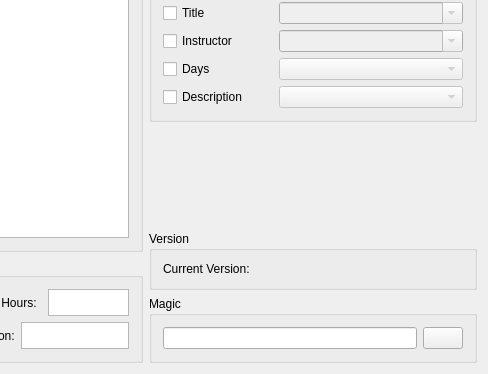
Old version of the form mainwindow.ui in the repository XuZhen86/FloridaTechCourseList; both pictures show x 792 to 1280 and y 346 to 720 of the 1280 by 720 pixel window.
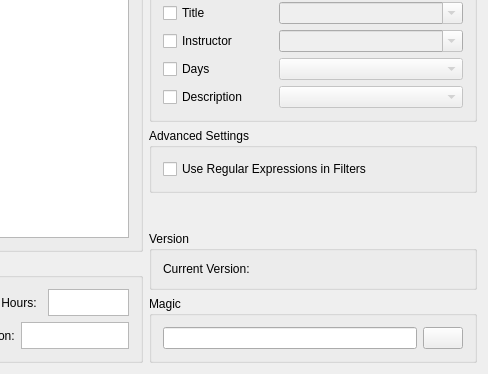
New version of the form.

Commit message: Add option to use regular expression in filters

The edit to the form file:
```diff
--- a/mainwindow.ui
+++ b/mainwindow.ui
@@ -685,6 +685,22 @@
         </layout>
        </widget>
       </item>
+      <item>
+       <widget class="QGroupBox" name="advancedGroupBox">
+        <property name="title">
+         <string>Advanced Settings</string>
+        </property>
+        <layout class="QGridLayout" name="gridLayout_4">
+         <item row="0" column="0">
+          <widget class="QCheckBox" name="useRegExpInFilterCheckBox">
+           <property name="text">
+            <string>Use Regular Expressions in Filters</string>
+           </property>
+          </widget>
+         </item>
+        </layout>
+       </widget>
+      </item>
       <item>
        <spacer name="verticalSpacer">
         <property name="orientation">
```
The commit also changes 4 other files.
